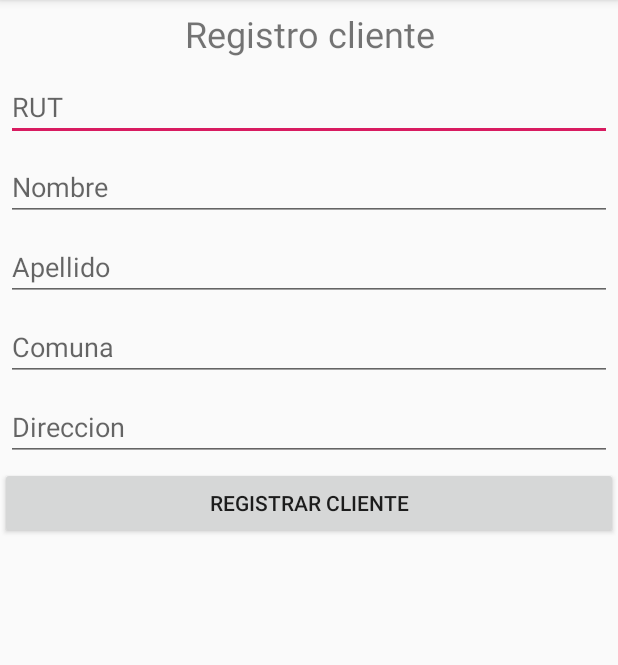
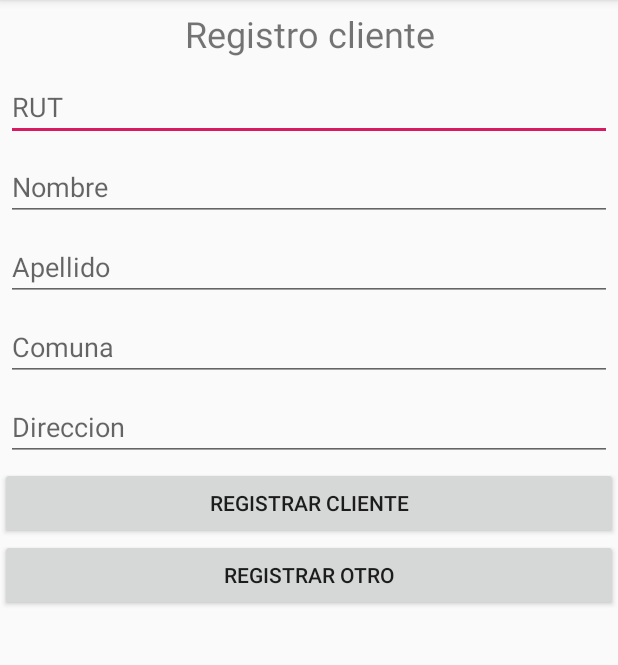
Before and after one commit to catapim/evaluacion1, an Android app: the Registro screen opened directly, with no data from a screen before it, after a tap on "REGISTRAR CLIENTE", on a phone screen of 412 x 824 dp, the part 84-749 px from its top. Run offline under Robolectric (Android 15) with nearby library versions, the phone set to English and light mode, and no system bars.

Commit message:
se suma boton que limpia edit text de registro
asi se puede registrar nuevo cliente enseguida

```diff
--- a/app/src/main/java/evaluacion1/evaluacion1/Registro.kt
+++ b/app/src/main/java/evaluacion1/evaluacion1/Registro.kt
@@ -10,7 +10,6 @@ import android.text.Layout
 import android.widget.*
 import evaluacion1.evaluacion1.R.id.*
 import kotlinx.android.synthetic.main.activity_registro.*
-
 class Registro : AppCompatActivity() {
 
 
@@ -20,9 +19,12 @@ class Registro : AppCompatActivity() {
         setContentView(R.layout.activity_registro)
 
         recyclerView = findViewById(R.id.rvEj)
-     //   var vista: View = LayoutInflater.from(contexto).inflate(recurso, null)
+        //   var vista: View = LayoutInflater.from(contexto).inflate(recurso, null)
         var lista_clientes=arrayListOf<Cliente>();
         var buttonGuardar = findViewById<Button>(R.id.btnGuardar)
+        var buttonOtro = findViewById<Button>(R.id.btnOtro)
+
+        //boton que guarda datos cliente en arraylist
         buttonGuardar.setOnClickListener {
             var rutTextBox:EditText = findViewById<EditText>(R.id.inRut)
             System.out.println(rutTextBox.text);
@@ -34,10 +36,21 @@ class Registro : AppCompatActivity() {
 
             var cliente:Cliente = Cliente(nombre,apellido,rut,comuna,direccion)
             lista_clientes.add(cliente);
-            Toast.makeText(this, "hola "+cliente.nombre+" "+cliente.apellido, Toast.LENGTH_SHORT).show()
 
+            //Toast.makeText(this, "hola "+cliente.nombre+" "+cliente.apellido, Toast.LENGTH_SHORT).show()
+            Toast.makeText(this, "Cliente registrado exitosamente", Toast.LENGTH_SHORT).show()
 
         }
+        //botón que limpia los campos edittext para registrar nuevo cliente
+        buttonOtro.setOnClickListener{
+            inRut.text.clear()
+            inNombre.text.clear()
+            inApellido.text.clear()
+            inComuna.text.clear()
+            inDireccion.text.clear()
+
+        }
+
 
     }
 
--- a/app/src/main/res/layout/activity_registro.xml
+++ b/app/src/main/res/layout/activity_registro.xml
@@ -49,5 +49,9 @@
                 android:text="Registrar cliente"
                 android:layout_width="match_parent"
                 android:layout_height="wrap_content" android:id="@+id/btnGuardar"/>
+        <Button
+                android:text="Registrar otro"
+                android:layout_width="match_parent"
+                android:layout_height="wrap_content" android:id="@+id/btnOtro"/>
     </LinearLayout>
 </LinearLayout>
```
